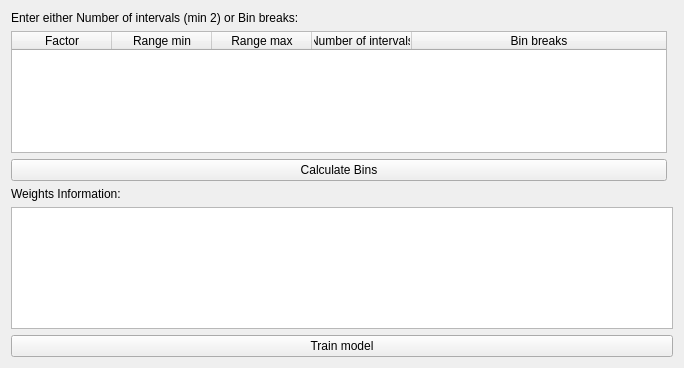
nextgis/qgis_molusce, file ui/weightofevidencewidgetbase.ui: the form before one commit.
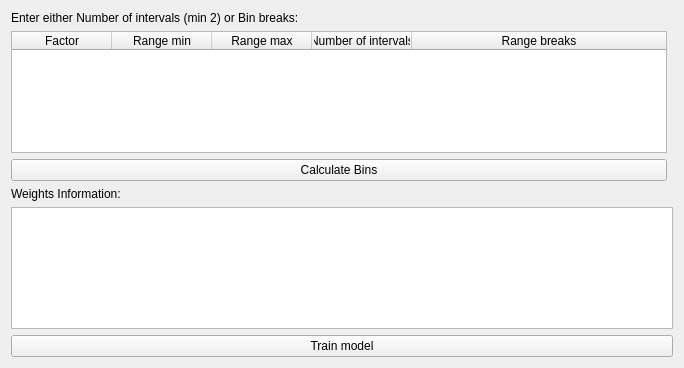
The form after the commit. Custom widgets are drawn as their Qt base class.

```diff
--- a/ui/weightofevidencewidgetbase.ui
+++ b/ui/weightofevidencewidgetbase.ui
@@ -75,7 +75,7 @@
      </column>
      <column>
       <property name="text">
-       <string>Bin breaks</string>
+       <string>Range breaks</string>
       </property>
      </column>
     </widget>
```
